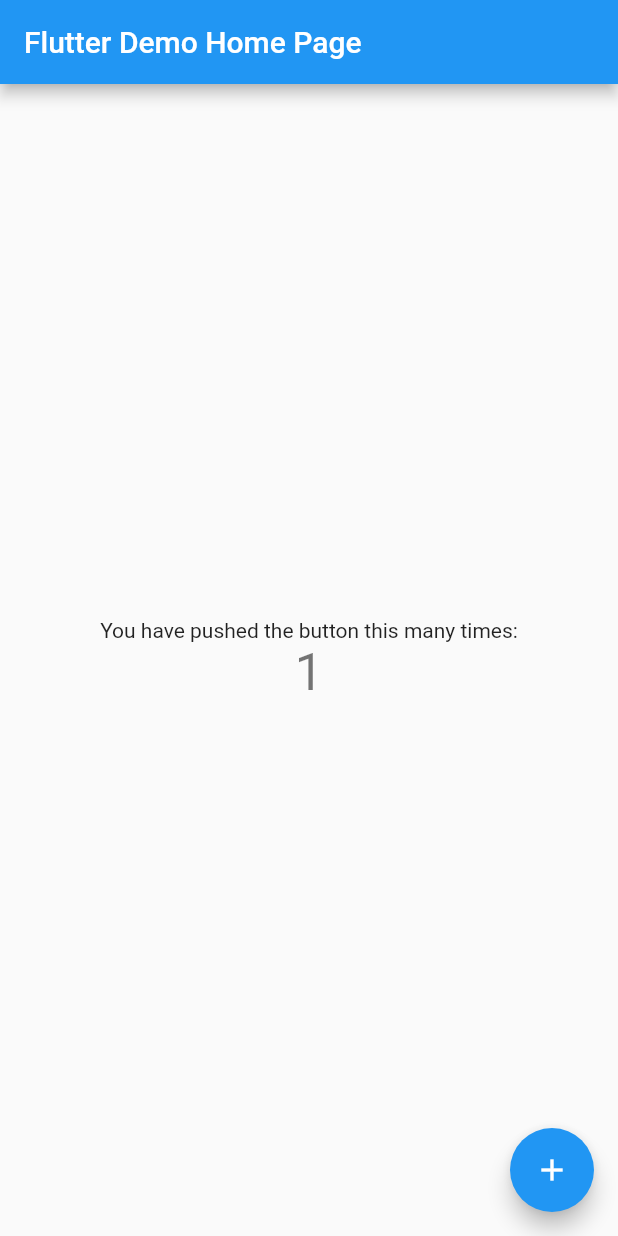
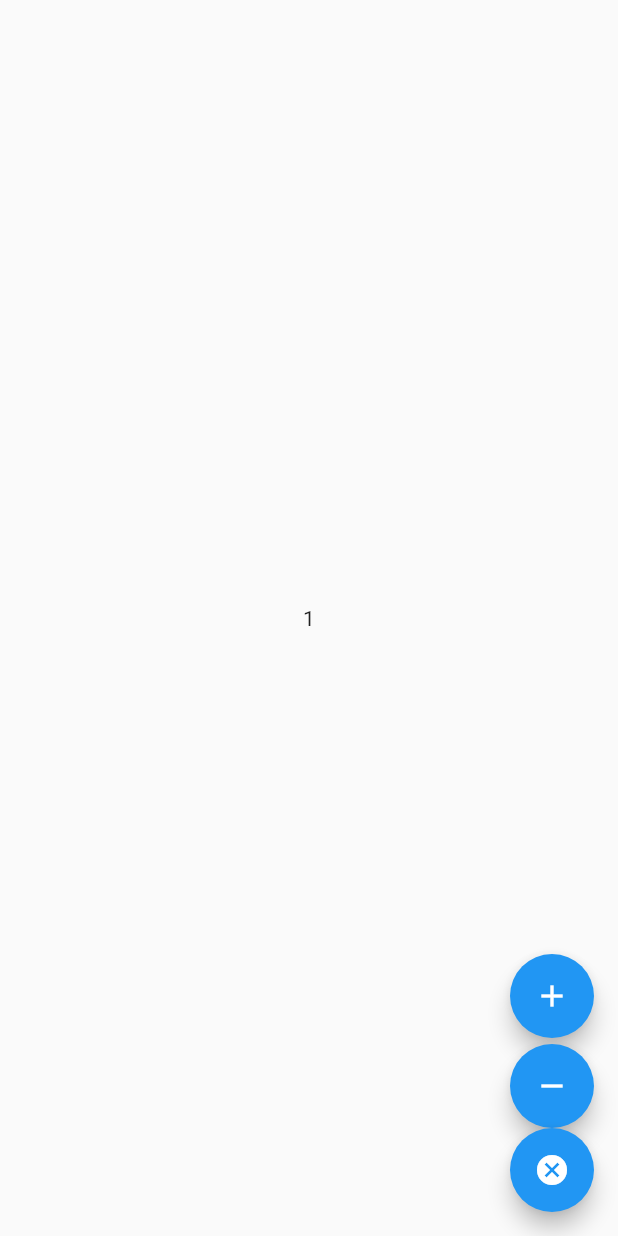
Before and after one commit to sabin-nepal/bloc_pattern, a Flutter app: the screen it shows after launch, after a tap on the "add" icon, on a phone screen of 412 x 824 dp. Run offline on Flutter 3.47's test engine with Material 2 defaults, Android fonts, the phone set to English and light mode, and no system bars; our stand-ins replace flutter_bloc.

Commit message:
increase and decrease number

```diff
--- a/lib/main.dart
+++ b/lib/main.dart
@@ -1,4 +1,8 @@
+import 'package:bloc_pattern/src/bloc/counter_bloc.dart';
 import 'package:flutter/material.dart';
+import 'package:flutter_bloc/flutter_bloc.dart';
+
+import 'src/ui/screen/home.dart';
 
 void main() {
   runApp(const MyApp());
@@ -10,106 +14,19 @@ class MyApp extends StatelessWidget {
   // This widget is the root of your application.
   @override
   Widget build(BuildContext context) {
-    return MaterialApp(
-      title: 'Flutter Demo',
+    return MultiBlocProvider(
+      providers: [
+        BlocProvider(
+          create: (_) => CounterBloc(),
+          child: const HomePage(),
+        )
+      ],
+      child: MaterialApp(
+      title: 'Counter',
       theme: ThemeData(
-        // This is the theme of your application.
-        //
-        // Try running your application with "flutter run". You'll see the
-        // application has a blue toolbar. Then, without quitting the app, try
-        // changing the primarySwatch below to Colors.green and then invoke
-        // "hot reload" (press "r" in the console where you ran "flutter run",
-        // or simply save your changes to "hot reload" in a Flutter IDE).
-        // Notice that the counter didn't reset back to zero; the application
-        // is not restarted.
         primarySwatch: Colors.blue,
       ),
-      home: const MyHomePage(title: 'Flutter Demo Home Page'),
-    );
+      home: const HomePage(),
+    ));
   }
 }
-
-class MyHomePage extends StatefulWidget {
-  const MyHomePage({Key? key, required this.title}) : super(key: key);
-
-  // This widget is the home page of your application. It is stateful, meaning
-  // that it has a State object (defined below) that contains fields that affect
-  // how it looks.
-
-  // This class is the configuration for the state. It holds the values (in this
-  // case the title) provided by the parent (in this case the App widget) and
-  // used by the build method of the State. Fields in a Widget subclass are
-  // always marked "final".
-
-  final String title;
-
-  @override
-  State<MyHomePage> createState() => _MyHomePageState();
-}
-
-class _MyHomePageState extends State<MyHomePage> {
-  int _counter = 0;
-
-  void _incrementCounter() {
-    setState(() {
-      // This call to setState tells the Flutter framework that something has
-      // changed in this State, which causes it to rerun the build method below
-      // so that the display can reflect the updated values. If we changed
-      // _counter without calling setState(), then the build method would not be
-      // called again, and so nothing would appear to happen.
-      _counter++;
-    });
-  }
-
-  @override
-  Widget build(BuildContext context) {
-    // This method is rerun every time setState is called, for instance as done
-    // by the _incrementCounter method above.
-    //
-    // The Flutter framework has been optimized to make rerunning build methods
-    // fast, so that you can just rebuild anything that needs updating rather
-    // than having to individually change instances of widgets.
-    return Scaffold(
-      appBar: AppBar(
-        // Here we take the value from the MyHomePage object that was created by
-        // the App.build method, and use it to set our appbar title.
-        title: Text(widget.title),
-      ),
-      body: Center(
-        // Center is a layout widget. It takes a single child and positions it
-        // in the middle of the parent.
-        child: Column(
-          // Column is also a layout widget. It takes a list of children and
-          // arranges them vertically. By default, it sizes itself to fit its
-          // children horizontally, and tries to be as tall as its parent.
-          //
-          // Invoke "debug painting" (press "p" in the console, choose the
-          // "Toggle Debug Paint" action from the Flutter Inspector in Android
-          // Studio, or the "Toggle Debug Paint" command in Visual Studio Code)
-          // to see the wireframe for each widget.
-          //
-          // Column has various properties to control how it sizes itself and
-          // how it positions its children. Here we use mainAxisAlignment to
-          // center the children vertically; the main axis here is the vertical
-          // axis because Columns are vertical (the cross axis would be
-          // horizontal).
-          mainAxisAlignment: MainAxisAlignment.center,
-          children: <Widget>[
-            const Text(
-              'You have pushed the button this many times:',
-            ),
-            Text(
-              '$_counter',
-              style: Theme.of(context).textTheme.headline4,
-            ),
-          ],
-        ),
-      ),
-      floatingActionButton: FloatingActionButton(
-        onPressed: _incrementCounter,
-        tooltip: 'Increment',
-        child: const Icon(Icons.add),
-      ), // This trailing comma makes auto-formatting nicer for build methods.
-    );
-  }
-}
--- /dev/null
+++ b/lib/src/bloc/counter_bloc.dart
@@ -0,0 +1,10 @@
+import 'package:bloc_pattern/src/events/counter_event.dart';
+import 'package:flutter_bloc/flutter_bloc.dart';
+
+class CounterBloc extends Bloc<CounterEvent, int> {
+  CounterBloc() : super(0) {
+    on<Increment>((event, emit) => emit(state + 1));
+    on<Decrement>((event, emit) => emit(state - 1));
+    on<SetCounter>((event, emit) => emit(event.setTo));
+  }
+}
--- /dev/null
+++ b/lib/src/events/counter_event.dart
@@ -0,0 +1,10 @@
+abstract class CounterEvent {}
+
+class Increment extends CounterEvent {}
+
+class Decrement extends CounterEvent {}
+
+class SetCounter extends CounterEvent {
+  final int setTo;
+  SetCounter({required this.setTo});
+}
--- /dev/null
+++ b/lib/src/ui/screen/home.dart
@@ -0,0 +1,39 @@
+import 'package:bloc_pattern/src/bloc/counter_bloc.dart';
+import 'package:flutter/material.dart';
+import 'package:flutter_bloc/flutter_bloc.dart';
+
+import '../../events/counter_event.dart';
+
+class HomePage extends StatelessWidget {
+  const HomePage({Key? key}) : super(key: key);
+
+  @override
+  Widget build(BuildContext context) {
+    return Scaffold(
+      body: Center(
+        child: BlocBuilder<CounterBloc, int>(builder: (context, index) {
+          return Text(index.toString());
+        }),
+      ),
+       floatingActionButton: Column(
+        crossAxisAlignment: CrossAxisAlignment.end,
+        mainAxisAlignment: MainAxisAlignment.end,
+        children: <Widget>[
+          FloatingActionButton(
+            child: const Icon(Icons.add),
+            onPressed: () => context.read<CounterBloc>().add(Increment()),
+          ),
+          const SizedBox(height: 4),
+          FloatingActionButton(
+            child: const Icon(Icons.remove),
+            onPressed: () => context.read<CounterBloc>().add(Decrement()),
+          ),
+          FloatingActionButton(
+            child: const Icon(Icons.cancel),
+            onPressed: () => context.read<CounterBloc>().add(SetCounter(setTo: 0)),
+          ),
+        ],
+      ),
+    );
+  }
+}
```
Also changed, not shown: pubspec.yaml (+2 -25 lines), pubspec.lock.
